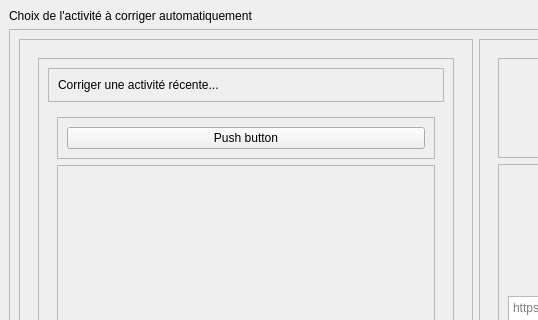
Old version of the form ui/window1.ui in the repository Times0/CapytaleAutoCorrect; both pictures show x 0 to 538 and y 0 to 320 of the 952 by 613 pixel window.
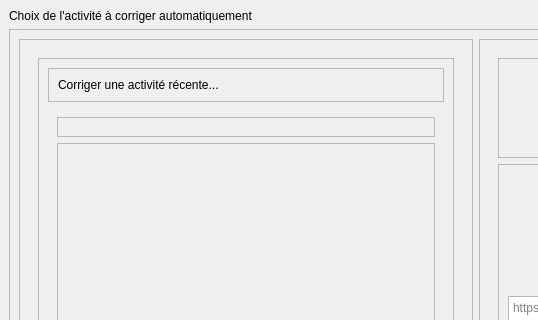
New version of the form. Custom widgets are drawn as their Qt base class.

What changed in the file:
```diff
--- a/ui/window1.ui
+++ b/ui/window1.ui
@@ -116,15 +116,7 @@
                           <property name="frameShadow">
                            <enum>QFrame::Raised</enum>
                           </property>
-                          <layout class="QVBoxLayout" name="verticalLayout_9">
-                           <item>
-                            <widget class="PushButton" name="PushButton">
-                             <property name="text">
-                              <string>Push button</string>
-                             </property>
-                            </widget>
-                           </item>
-                          </layout>
+                          <layout class="QVBoxLayout" name="verticalLayout_9"/>
                          </widget>
                         </item>
                         <item>
@@ -284,11 +276,6 @@
   </widget>
  </widget>
  <customwidgets>
-  <customwidget>
-   <class>PushButton</class>
-   <extends>QPushButton</extends>
-   <header>qfluentwidgets</header>
-  </customwidget>
   <customwidget>
    <class>ToolButton</class>
    <extends>QToolButton</extends>
```
